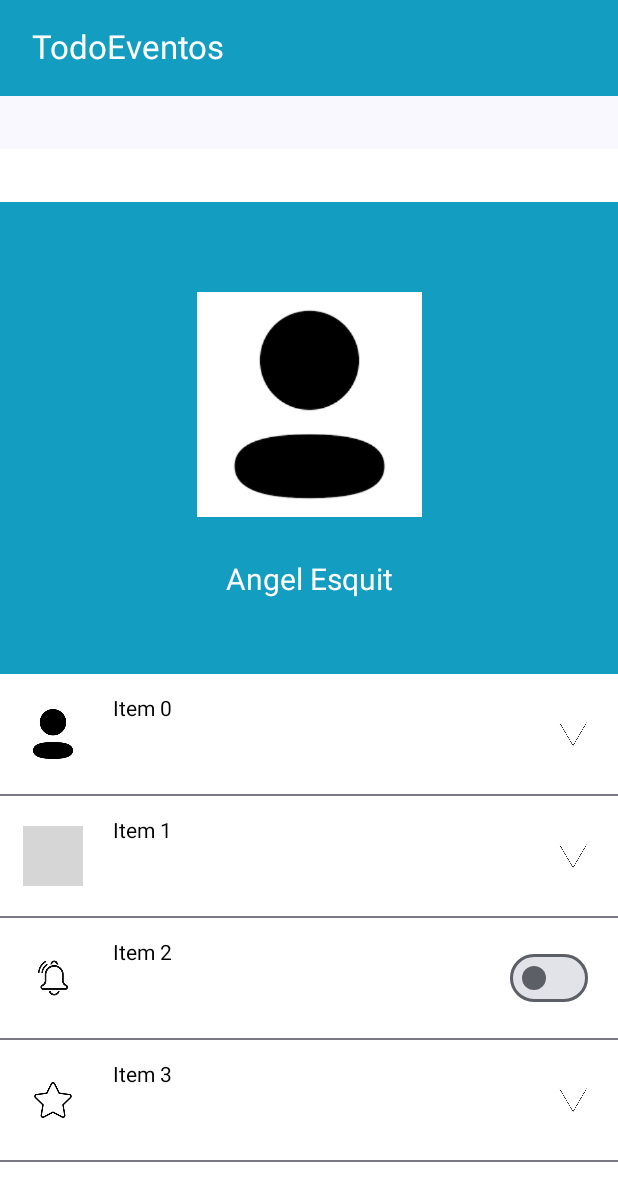
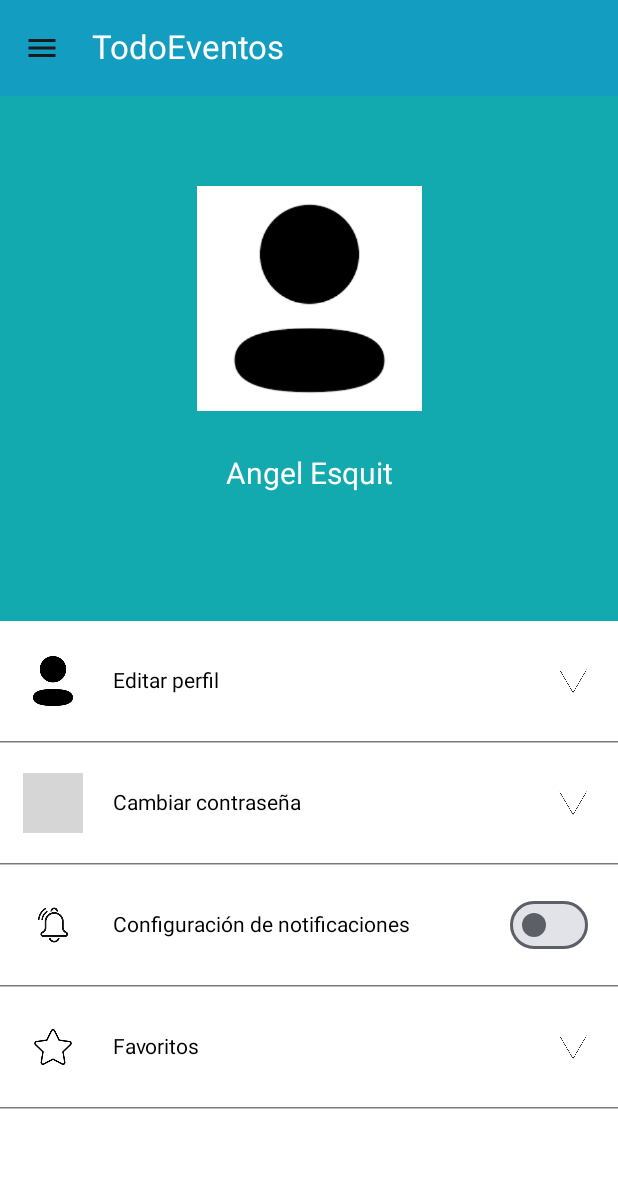
Before and after one commit to AngelEsquit/Lab5, an Android app built with Jetpack Compose: the ProfileScreen screen opened through its navigation route, on a phone screen of 412 x 824 dp. Shown: the top 1201 px of the screen. Run offline under Robolectric (Android 15) with nearby library versions, the phone set to English and light mode, and no system bars; our stand-ins replace accompanist; grey boxes are pictures that could not be loaded.

Commit message:
Navegación completa

```diff
--- a/app/src/main/java/com/example/lab5/Description.kt
+++ b/app/src/main/java/com/example/lab5/Description.kt
@@ -34,14 +34,16 @@ import com.example.lab5.ui.theme.Lab5Theme
 @Composable
 fun DescriptionScreen(navController: NavController = rememberNavController()) {
     val color1 = Color(0xFF139DC0)
+    val color2 = Color(0xFF13AAAF)
 
-    LazyColumn {
+    LazyColumn (modifier = Modifier
+        .fillMaxSize()
+        .background(color = Color.White)) {
         item {
             Row (modifier = Modifier
-                .height(350.dp)
-                .padding(top = 35.dp)
+                .height(240.dp)
                 .fillMaxWidth()
-                .background(color = color1)
+                .background(color = color2)
             ) {
 
             }
--- a/app/src/main/java/com/example/lab5/MainActivity.kt
+++ b/app/src/main/java/com/example/lab5/MainActivity.kt
@@ -8,6 +8,7 @@ import androidx.activity.compose.setContent
 import androidx.activity.enableEdgeToEdge
 import androidx.compose.foundation.Image
 import androidx.compose.foundation.background
+import androidx.compose.foundation.clickable
 import androidx.compose.foundation.layout.Arrangement
 import androidx.compose.foundation.layout.Column
 import androidx.compose.foundation.layout.PaddingValues
@@ -27,15 +28,25 @@ import androidx.compose.foundation.lazy.grid.LazyVerticalGrid
 import androidx.compose.foundation.lazy.items
 import androidx.compose.foundation.verticalScroll
 import androidx.compose.material3.Card
+import androidx.compose.material3.Divider
+import androidx.compose.material3.DrawerValue
 import androidx.compose.material3.ExperimentalMaterial3Api
+import androidx.compose.material3.HorizontalDivider
+import androidx.compose.material3.Icon
+import androidx.compose.material3.IconButton
+import androidx.compose.material3.ModalDrawerSheet
+import androidx.compose.material3.ModalNavigationDrawer
 import androidx.compose.material3.Scaffold
 import androidx.compose.material3.Text
 import androidx.compose.material3.TopAppBar
 import androidx.compose.material3.TopAppBarDefaults
+import androidx.compose.material3.rememberDrawerState
 import androidx.compose.runtime.Composable
+import androidx.compose.runtime.mutableStateOf
+import androidx.compose.runtime.remember
+import androidx.compose.runtime.rememberCoroutineScope
 import androidx.compose.ui.Alignment
 import androidx.compose.ui.Modifier
-import androidx.compose.ui.draw.shadow
 import androidx.compose.ui.graphics.Color
 import androidx.compose.ui.modifier.modifierLocalMapOf
 import androidx.compose.ui.res.painterResource
@@ -49,6 +60,7 @@ import androidx.navigation.compose.rememberNavController
 import com.google.accompanist.systemuicontroller.rememberSystemUiController
 import com.example.lab5.ui.theme.Lab5Theme
 import com.example.lab5.AppNavigation
+import kotlinx.coroutines.launch
 
 @OptIn(ExperimentalMaterial3Api::class)
 class MainActivity : ComponentActivity() {
@@ -57,20 +69,91 @@ class MainActivity : ComponentActivity() {
         enableEdgeToEdge()
         setContent {
             val navController = rememberNavController()
+            val drawerState = rememberDrawerState(initialValue = DrawerValue.Closed)
+            val scope = rememberCoroutineScope()
 
             Lab5Theme {
+                ModalNavigationDrawer(
+                    drawerState = drawerState,
+                    drawerContent = {
+                        ModalDrawerSheet (){
+                            // Contenido del Drawer
+                            Row (modifier = Modifier.fillMaxWidth(),
+                                horizontalArrangement = Arrangement.Center) {
+                                Text("Menú",
+                                    modifier = Modifier.padding(vertical = 25.dp),
+                                    fontSize = 20.sp)
+                            }
+                            HorizontalDivider(modifier = Modifier.padding(bottom = 20.dp))
+                            Row (modifier = Modifier
+                                .fillMaxWidth()
+                                .clickable {
+                                navController.navigate("home")
+                                scope.launch { drawerState.close() }
+                            }) {
+                                Text("Inicio", modifier = Modifier.padding(16.dp))
+                            }
+                            Row (modifier = Modifier
+                                .fillMaxWidth()
+                                .clickable {
+                                navController.navigate("list")
+                                scope.launch { drawerState.close() }
+                            }) {
+                                Text("Listado de Conciertos", modifier = Modifier.padding(16.dp))
+                            }
+                            Row (modifier = Modifier
+                                .fillMaxWidth()
+                                .clickable {
+                                navController.navigate("desc")
+                                scope.launch { drawerState.close() }
+                            }) {
+                                Text("Descripción de concierto", modifier = Modifier.padding(16.dp))
+                            }
+                            Row (modifier = Modifier
+                                .fillMaxWidth()
+                                .clickable {
+                                navController.navigate("profile")
+                                scope.launch { drawerState.close() }
+                            }) {
+                            Text("Perfil", modifier = Modifier.padding(16.dp))
+                            }
+                        }
+                    })
+                {
                     Scaffold(
                         topBar = {
                             TopAppBar(
-                            title = { Text(text = "TodoEventos", modifier = Modifier.padding(start = 5.dp)) },
+                                title = {
+                                    Text(
+                                        text = "TodoEventos",
+                                        modifier = Modifier
+                                            .padding(start = 5.dp)
+                                            .clickable {
+                                                navController.navigate("home")
+                                            }
+                                    )
+                                },
                                 colors = TopAppBarDefaults.topAppBarColors(
-                                containerColor = Color(0xFF139DC0), // Color de fondo
-                                titleContentColor = Color.White, // Color del título
-                                actionIconContentColor = Color.White // Color de los iconos
+                                    containerColor = Color(0xFF139DC0),
+                                    titleContentColor = Color.White,
+                                    actionIconContentColor = Color.White
+                                ),
+                                navigationIcon = {
+                                    IconButton(onClick = { scope.launch { drawerState.open() } }) {
+                                        Icon(
+                                            painter = painterResource(id = R.drawable.ic_menu),
+                                            contentDescription = "Menú"
                                         )
+                                    }
+                                }
                             )
-                    }) { innerPadding ->
+                        },
+                        modifier = Modifier
+                            .background(color = Color.White)
+                            .fillMaxSize()
+                    ) { innerPadding ->
                         AppNavigation(navController = navController, innerPadding = innerPadding)
+                    }
                 }
             }
         }
@@ -102,7 +185,7 @@ fun HomeScreen(navController: NavController = rememberNavController()) {
 
     val systemUiController = rememberSystemUiController()
     val color1 = Color(0xFF139DC0)
-    val color2 = Color(0xAB13BAC0)
+    val color2 = Color(0xFF13AAAF)
 
     systemUiController.setSystemBarsColor(
         color = color1,
@@ -147,6 +230,9 @@ fun HomeScreen(navController: NavController = rememberNavController()) {
                             modifier = Modifier
                                 .weight(1f)
                                 .heightIn(min = 135.dp)
+                                .clickable {
+                                    navController.navigate("desc")
+                                }
                         ) {
                             Column (modifier = Modifier
                                 .fillMaxSize()){
@@ -219,6 +305,9 @@ fun HomeScreen(navController: NavController = rememberNavController()) {
                             modifier = Modifier
                                 .weight(1f)
                                 .heightIn(min = 135.dp)
+                                .clickable {
+                                    navController.navigate("desc")
+                                }
                         ) {
                             Column (modifier = Modifier
                                 .fillMaxSize()){
--- a/app/src/main/java/com/example/lab5/PantallaListado.kt
+++ b/app/src/main/java/com/example/lab5/PantallaListado.kt
@@ -7,6 +7,7 @@ import androidx.activity.enableEdgeToEdge
 import androidx.compose.foundation.Image
 import androidx.compose.foundation.background
 import androidx.compose.foundation.border
+import androidx.compose.foundation.clickable
 import androidx.compose.foundation.layout.Arrangement
 import androidx.compose.foundation.layout.Box
 import androidx.compose.foundation.layout.Column
@@ -18,6 +19,7 @@ import androidx.compose.foundation.layout.padding
 import androidx.compose.foundation.layout.size
 import androidx.compose.foundation.lazy.LazyColumn
 import androidx.compose.material3.Divider
+import androidx.compose.material3.HorizontalDivider
 import androidx.compose.material3.Scaffold
 import androidx.compose.material3.Text
 import androidx.compose.runtime.Composable
@@ -50,13 +52,15 @@ fun ListScreen(navController: NavController = rememberNavController()) {
     )
 
     LazyColumn (modifier = Modifier
-        .padding(top = 35.dp)
         .background(color = Color.White)) {
         items(imageIds.size) { index ->
             Row (modifier = Modifier
                 .fillMaxWidth()
                 .height(80.dp)
-                .background(color = Color.White),
+                .background(color = Color.White)
+                .clickable {
+                    navController.navigate("desc")
+                },
                 verticalAlignment = Alignment.CenterVertically){
                 Box (modifier = Modifier.padding(start = 15.dp)){
                     Image(
@@ -95,8 +99,10 @@ fun ListScreen(navController: NavController = rememberNavController()) {
                     )
                 }
             }
-            Divider(modifier = Modifier
-                .fillMaxWidth())
+            HorizontalDivider(
+                modifier = Modifier
+                    .fillMaxWidth()
+            )
         }
     }
 }
--- a/app/src/main/java/com/example/lab5/Perfil.kt
+++ b/app/src/main/java/com/example/lab5/Perfil.kt
@@ -19,6 +19,7 @@ import androidx.compose.foundation.layout.size
 import androidx.compose.foundation.lazy.LazyColumn
 import androidx.compose.material3.Button
 import androidx.compose.material3.Divider
+import androidx.compose.material3.HorizontalDivider
 import androidx.compose.material3.Scaffold
 import androidx.compose.material3.Switch
 import androidx.compose.material3.Text
@@ -48,20 +49,19 @@ fun ProfileScreen(navController: NavController = rememberNavController()) {
 
 
     val color1 = Color(0xFF139DC0)
+    val color2 = Color(0xFF13AAAF)
 
     // Estado del switch
     val isChecked = remember { mutableStateOf(false) }
 
     Column (modifier = Modifier
-        .padding(top = 35.dp)
         .fillMaxSize()
         .background(color = Color.White)
     ) {
         Column (modifier = Modifier
             .height(350.dp)
-            .padding(top = 35.dp)
             .fillMaxWidth()
-            .background(color = color1),
+            .background(color = color2),
             horizontalAlignment = Alignment.CenterHorizontally
         ) {
             Box (modifier = Modifier.padding(top = 60.dp)){
@@ -85,6 +85,16 @@ fun ProfileScreen(navController: NavController = rememberNavController()) {
         LazyColumn (modifier = Modifier
             .background(color = Color.White)) {
             items(4) { index ->
+                var text = ""
+                if (index == 0) {
+                    text = "Editar perfil"
+                } else if (index == 1) {
+                    text = "Cambiar contraseña"
+                } else if (index == 2) {
+                    text = "Configuración de notificaciones"
+                } else if (index == 3) {
+                    text = "Favoritos"
+                }
                 Row (modifier = Modifier
                     .fillMaxWidth()
                     .height(80.dp)
@@ -102,9 +112,10 @@ fun ProfileScreen(navController: NavController = rememberNavController()) {
                     Column (modifier = Modifier
                         .weight(1f)
                         .fillMaxSize()
-                        .padding(vertical = 15.dp)) {
+                        .padding(vertical = 15.dp),
+                        verticalArrangement = Arrangement.Center) {
                         Text(
-                            text = "Item $index",
+                            text = "$text",
                             style = TextStyle(color = Color.Black),
                             modifier = Modifier
                                 .padding(start = 20.dp)
@@ -126,8 +137,10 @@ fun ProfileScreen(navController: NavController = rememberNavController()) {
                         }
                     }
                 }
-                Divider(modifier = Modifier
-                    .fillMaxWidth())
+                HorizontalDivider(
+                    modifier = Modifier
+                        .fillMaxWidth()
+                )
             }
         }
     }
--- /dev/null
+++ b/app/src/main/res/drawable/ic_menu.xml
@@ -0,0 +1,5 @@
+<vector xmlns:android="http://schemas.android.com/apk/res/android" android:height="24dp" android:tint="#FFFFFF" android:viewportHeight="24" android:viewportWidth="24" android:width="24dp">
+
+    <path android:fillColor="@android:color/white" android:pathData="M3,18h18v-2L3,16v2zM3,13h18v-2L3,11v2zM3,6v2h18L21,6L3,6z"/>
+
+</vector>
```
Lines whose indentation alone changed are shown as unchanged.
